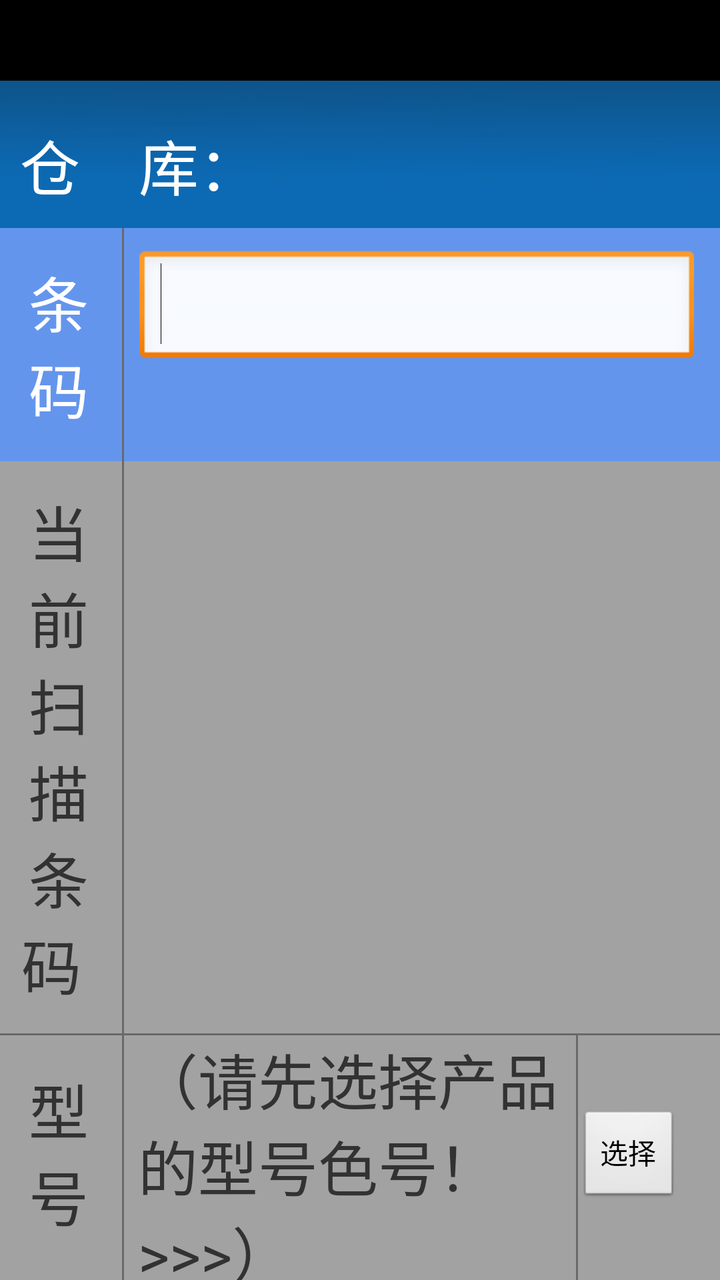
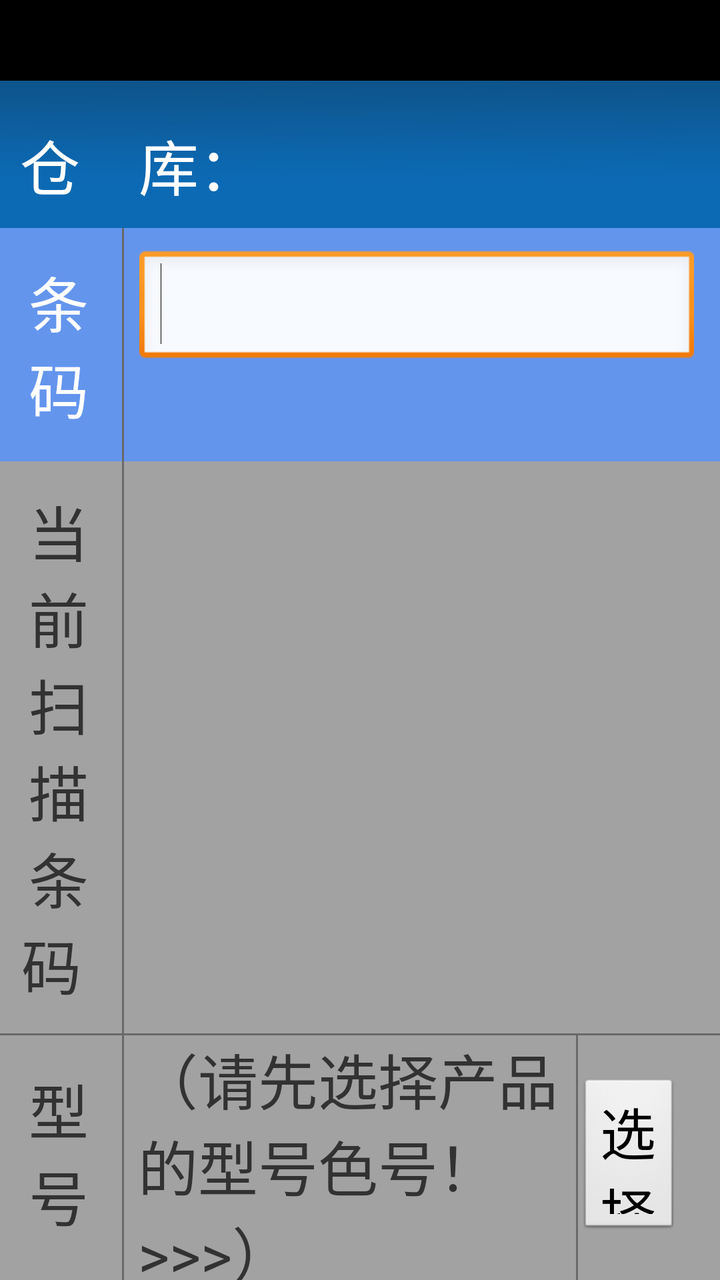

Before-and-after screenshots of an Android layout around one commit, followed by the original layout XML and the change that was made.
<!-- AndroidManifest.xml: application theme android:Theme.Light.NoTitleBar -->
<!-- res/layout/new_p_dv_mendlable_z.xml -->
<?xml version="1.0" encoding="utf-8"?>
<LinearLayout xmlns:android="http://schemas.android.com/apk/res/android"
    xmlns:tools="http://schemas.android.com/tools"
    android:layout_width="match_parent"
    android:layout_height="match_parent"
    android:orientation="vertical"
    tools:ignore="HardcodedText,dpUsage,InefficientWeight,UselessLeaf" >

    <TextView
        android:id="@+id/tv_title"
        android:layout_width="match_parent"
        android:layout_height="wrap_content"
        android:background="@color/black"
        android:gravity="left"
        android:paddingLeft="10dp"
        android:textColor="@color/white"
        android:textSize="30dp" />

    <LinearLayout
        android:layout_width="match_parent"
        android:layout_height="wrap_content"
        android:background="@drawable/titlebar_back"
        android:gravity="center_vertical"
        android:orientation="horizontal" >

        <RelativeLayout
            android:id="@+id/relayout_left"
            android:layout_width="0dp"
            android:layout_height="fill_parent"
            android:layout_weight="1"
            android:gravity="center_vertical"
            android:paddingBottom="10dp"
            android:paddingTop="10dp"
            android:visibility="gone" >

            <RelativeLayout
                android:id="@+id/relayout_source_billno"
                android:layout_width="match_parent"
                android:layout_height="wrap_content" >

                <TextView
                    android:id="@+id/tv_source_billno_str"
                    android:layout_width="wrap_content"
                    android:layout_height="wrap_content"
                    android:layout_centerVertical="true"
                    android:layout_marginLeft="10dp"
                    android:text="配货单："
                    android:textColor="@color/white"
                    android:textSize="30dp" />

                <TextView
                    android:id="@+id/tv_source_billno"
                    android:layout_width="wrap_content"
                    android:layout_height="wrap_content"
                    android:layout_centerVertical="true"
                    android:layout_toRightOf="@id/tv_source_billno_str"
                    android:text=""
                    android:textColor="@color/white"
                    android:textSize="30dp" />
            </RelativeLayout>

            <RelativeLayout
                android:id="@+id/relayout_billno"
                android:layout_width="match_parent"
                android:layout_height="wrap_content"
                android:layout_below="@id/relayout_source_billno"
                android:layout_marginTop="10dp" >

                <TextView
                    android:id="@+id/tv_billno_str"
                    android:layout_width="wrap_content"
                    android:layout_height="wrap_content"
                    android:layout_centerVertical="true"
                    android:layout_marginLeft="10dp"
                    android:text="发货单："
                    android:textColor="@color/white"
                    android:textSize="30dp" />

                <TextView
                    android:id="@+id/tv_billno"
                    android:layout_width="wrap_content"
                    android:layout_height="wrap_content"
                    android:layout_centerVertical="true"
                    android:layout_toRightOf="@id/tv_billno_str"
                    android:text=""
                    android:textColor="@color/white"
                    android:textSize="30dp" />
            </RelativeLayout>
        </RelativeLayout>

        <RelativeLayout
            android:id="@+id/relayout_right"
            android:layout_width="0dp"
            android:layout_height="fill_parent"
            android:layout_weight="1"
            android:gravity="center_vertical"
            android:paddingBottom="10dp"
            android:paddingTop="10dp" >

            <RelativeLayout
                android:id="@+id/relayout_company"
                android:layout_width="match_parent"
                android:layout_height="wrap_content"
                android:visibility="gone" >

                <TextView
                    android:id="@+id/tv_company_str"
                    android:layout_width="wrap_content"
                    android:layout_height="wrap_content"
                    android:layout_centerVertical="true"
                    android:layout_marginLeft="10dp"
                    android:text="代理商："
                    android:textColor="@color/white"
                    android:textSize="30dp" />

                <TextView
                    android:id="@+id/tv_company_name"
                    android:layout_width="wrap_content"
                    android:layout_height="wrap_content"
                    android:layout_centerVertical="true"
                    android:layout_toRightOf="@id/tv_company_str"
                    android:text=""
                    android:textColor="@color/white"
                    android:textSize="30dp" />
            </RelativeLayout>

            <RelativeLayout
                android:id="@+id/relayout_stock"
                android:layout_width="match_parent"
                android:layout_height="wrap_content"
                android:layout_below="@id/relayout_company"
                android:layout_marginTop="10dp" >

                <TextView
                    android:id="@+id/tv_stock_str"
                    android:layout_width="wrap_content"
                    android:layout_height="wrap_content"
                    android:layout_centerVertical="true"
                    android:layout_marginLeft="10dp"
                    android:text="仓    库："
                    android:textColor="@color/white"
                    android:textSize="30dp" />

                <TextView
                    android:id="@+id/tv_stock_name"
                    android:layout_width="wrap_content"
                    android:layout_height="wrap_content"
                    android:layout_centerVertical="true"
                    android:layout_toRightOf="@id/tv_stock_str"
                    android:text=""
                    android:textColor="@color/white"
                    android:textSize="30dp" />
            </RelativeLayout>
        </RelativeLayout>
    </LinearLayout>

    <LinearLayout
        android:layout_width="match_parent"
        android:layout_height="wrap_content"
        android:background="@color/cornflowerblue"
        android:orientation="horizontal" >

        <TextView
            android:layout_width="0dp"
            android:layout_height="wrap_content"
            android:layout_weight="0.5"
            android:gravity="center"
            android:paddingBottom="15dp"
            android:paddingTop="15dp"
            android:text="条\t\t码"
            android:textColor="@color/white"
            android:textSize="30dp" />

        <View
            android:layout_width="1dp"
            android:layout_height="fill_parent"
            android:layout_marginLeft="2dp"
            android:layout_marginRight="2dp"
            android:background="#696969" />

        <View
            android:layout_width="0dp"
            android:layout_height="fill_parent"
            android:layout_weight="0.05" />

        <EditText
            android:id="@+id/et_barcode"
            android:layout_width="0dp"
            android:layout_height="wrap_content"
            android:layout_weight="2.35"
            android:ems="18"
            android:focusable="true"
            android:focusableInTouchMode="true"
            android:gravity="center_vertical"
            android:inputType="text"
            android:textSize="30dp" >

            <requestFocus />
        </EditText>

        <View
            android:layout_width="1dp"
            android:layout_height="fill_parent" />

        <View
            android:layout_width="0dp"
            android:layout_height="fill_parent"
            android:layout_weight="0.1" />
    </LinearLayout>

    <LinearLayout
        android:layout_width="match_parent"
        android:layout_height="wrap_content"
        android:background="#A2A2A2"
        android:orientation="horizontal" >

        <LinearLayout
            android:layout_width="0dp"
            android:layout_height="wrap_content"
            android:layout_marginBottom="3dp"
            android:layout_marginTop="3dp"
            android:layout_weight="0.5"
            android:orientation="vertical" >

            <TextView
                android:layout_width="match_parent"
                android:layout_height="wrap_content"
                android:gravity="center"
                android:paddingBottom="10dp"
                android:paddingTop="10dp"
                android:text="当前扫描条码 "
                android:textSize="30dp" />
        </LinearLayout>

        <View
            android:layout_width="1dp"
            android:layout_height="match_parent"
            android:layout_marginLeft="2dp"
            android:layout_marginRight="2dp"
            android:background="#696969" />

        <LinearLayout
            android:layout_width="0dp"
            android:layout_height="wrap_content"
            android:layout_gravity="center_vertical"
            android:layout_weight="2.5"
            android:orientation="vertical" >

            <TextView
                android:id="@+id/tv_show_code"
                android:layout_width="match_parent"
                android:layout_height="wrap_content"
                android:paddingLeft="5dp"
                android:text=""
                android:textSize="30dp" />
        </LinearLayout>
    </LinearLayout>

    <View
        android:layout_width="match_parent"
        android:layout_height="1dp"
        android:background="#696969" />

    <LinearLayout
        android:layout_width="fill_parent"
        android:layout_height="wrap_content"
        android:background="#A2A2A2"
        android:gravity="center_vertical"
        android:orientation="horizontal" >

        <LinearLayout
            android:layout_width="0dp"
            android:layout_height="wrap_content"
            android:layout_weight="0.5"
            android:orientation="vertical"
            android:paddingBottom="15dp"
            android:paddingTop="15dp" >

            <TextView
                android:id="@+id/TextView06"
                android:layout_width="match_parent"
                android:layout_height="wrap_content"
                android:gravity="center"
                android:text="型号色号 "
                android:textSize="30dp" />

            <TextView
                android:layout_width="match_parent"
                android:layout_height="wrap_content"
                android:gravity="center"
                android:text="(产品ID) "
                android:textSize="28dp" />
        </LinearLayout>

        <View
            android:layout_width="1dp"
            android:layout_height="match_parent"
            android:layout_marginLeft="2dp"
            android:layout_marginRight="2dp"
            android:background="#696969" />

        <LinearLayout
            android:layout_width="0dp"
            android:layout_height="wrap_content"
            android:layout_weight="1.9"
            android:orientation="vertical" >

            <TextView
                android:id="@+id/tv_model_colors"
                android:layout_width="match_parent"
                android:layout_height="wrap_content"
                android:paddingLeft="5dp"
                android:text="（请先选择产品的型号色号！>>>）"
                android:textSize="30dp" />

            <TextView
                android:id="@+id/tv_goodsid"
                android:layout_width="match_parent"
                android:layout_height="wrap_content"
                android:paddingLeft="5dp"
                android:text=""
                android:textSize="28dp" />
        </LinearLayout>

        <View
            android:layout_width="1dp"
            android:layout_height="match_parent"
            android:background="#696969" />

        <LinearLayout
            android:layout_width="0dp"
            android:layout_height="wrap_content"
            android:layout_weight="0.6"
            android:gravity="center"
            android:orientation="horizontal" >

            <Button
                android:id="@+id/btn_select_goodsid"
                android:layout_width="fill_parent"
                android:layout_height="wrap_content"
                android:layout_marginRight="20dp"
                android:text="选择" />
        </LinearLayout>
    </LinearLayout>

    <LinearLayout
        android:layout_width="match_parent"
        android:layout_height="wrap_content"
        android:layout_weight="2.88"
        android:orientation="vertical" >

        <LinearLayout
            android:layout_width="match_parent"
            android:layout_height="80dp"
            android:gravity="center_vertical"
            android:orientation="horizontal" >

            <TextView
                android:id="@+id/TextView07"
                android:layout_width="0dp"
                android:layout_height="fill_parent"
                android:layout_weight="1"
                android:background="#D7D7D7"
                android:gravity="center"
                android:text="此型号累计"
                android:textSize="30dp" />

            <View
                android:layout_width="2dp"
                android:layout_height="fill_parent"
                android:background="#AEAEAE" />

            <TextView
                android:id="@+id/TextView09"
                android:layout_width="0dp"
                android:layout_height="fill_parent"
                android:layout_weight="1"
                android:background="#D7D7D7"
                android:gravity="center"
                android:text="合\t计"
                android:textSize="30dp" />
        </LinearLayout>

        <View
            android:layout_width="match_parent"
            android:layout_height="1dp"
            android:background="#AEAEAE" />

        <LinearLayout
            android:layout_width="match_parent"
            android:layout_height="fill_parent"
            android:gravity="center_vertical"
            android:orientation="horizontal" >

            <TextView
                android:id="@+id/tv_curqty"
                android:layout_width="0dp"
                android:layout_height="fill_parent"
                android:layout_weight="1"
                android:gravity="center"
                android:text="0"
                android:textColor="@color/darkgreen"
                android:textSize="60dp" />

            <View
                android:layout_width="2dp"
                android:layout_height="fill_parent"
                android:background="#AEAEAE" />

            <TextView
                android:id="@+id/tv_totalqty"
                android:layout_width="0dp"
                android:layout_height="fill_parent"
                android:layout_weight="1"
                android:gravity="center"
                android:text="0"
                android:textSize="60dp" />
        </LinearLayout>
    </LinearLayout>

    <LinearLayout
        android:id="@+id/LinearLayout01"
        android:layout_width="match_parent"
        android:layout_height="wrap_content"
        android:background="@drawable/titlebar_back"
        android:gravity="center"
        android:orientation="horizontal"
        android:paddingBottom="10dp"
        android:paddingTop="10dp" >

        <Button
            android:id="@+id/btn_list"
            android:layout_width="250dp"
            android:layout_height="80dp"
            android:text="明细"
            android:textSize="@dimen/show_title_size" />

        <Button
            android:id="@+id/btn_print"
            android:layout_width="250dp"
            android:layout_height="80dp"
            android:layout_marginLeft="30dp"
            android:text="打印"
            android:textSize="@dimen/show_title_size" />

        <Button
            android:id="@+id/btn_exit"
            android:layout_width="250dp"
            android:layout_height="80dp"
            android:layout_marginLeft="30dp"
            android:text="完成"
            android:textSize="@dimen/show_title_size" />
    </LinearLayout>

</LinearLayout>
<!-- resources referenced by this layout -->
<resources>
  <color name="black">#000000</color>
  <color name="cornflowerblue">#6495ED</color>
  <color name="darkgreen">#006400</color>
  <color name="white">#FFFFFF</color>
  <dimen name="show_title_size">30dp</dimen>
  <!-- drawable titlebar_back: png bitmap (drawable-hdpi, 3336 bytes) -->
</resources>

<!-- the commit's change to res/layout/new_p_dv_mendlable_z.xml (unified diff, before → after) -->
@@ -193,6 +193,7 @@
             android:focusableInTouchMode="true"
             android:gravity="center_vertical"
             android:inputType="text"
+            android:imeOptions="actionSend"
             android:textSize="30dp" >
 
             <requestFocus />
@@ -243,7 +244,7 @@
             android:layout_width="0dp"
             android:layout_height="wrap_content"
             android:layout_gravity="center_vertical"
-            android:layout_weight="2.5"
+            android:layout_weight="1.9"
             android:orientation="vertical" >
 
             <TextView
@@ -254,6 +255,27 @@
                 android:text=""
                 android:textSize="30dp" />
         </LinearLayout>
+
+
+        <LinearLayout
+            android:id="@+id/linear_batch_num"
+            android:layout_width="0dp"
+            android:layout_height="wrap_content"
+            android:layout_weight="0.6"
+            android:gravity="center"
+
+            android:orientation="horizontal" >
+
+            <Button
+                android:id="@+id/btn_batch_num"
+                android:layout_width="fill_parent"
+                android:layout_height="80dp"
+                android:layout_marginRight="20dp"
+                android:text="添加批号"
+                android:visibility="gone"
+                android:textSize="28dp" />
+        </LinearLayout>
+
     </LinearLayout>
 
     <View
@@ -284,12 +306,36 @@
                 android:text="型号色号 "
                 android:textSize="30dp" />
 
-            <TextView
-                android:layout_width="match_parent"
-                android:layout_height="wrap_content"
-                android:gravity="center"
-                android:text="(产品ID) "
-                android:textSize="28dp" />
+
+
+
+
+
+
+
+            <LinearLayout
+                android:layout_width="wrap_content"
+                android:layout_height="wrap_content"
+                android:orientation="horizontal"
+                android:gravity="center"
+                android:layout_gravity="center">
+                <TextView
+                    android:layout_width="match_parent"
+                    android:layout_height="wrap_content"
+                    android:gravity="center"
+                    android:text="(产品ID)"
+                    android:textSize="28dp" />
+                <TextView
+                    android:id="@+id/tv_instock_batch"
+                    android:layout_width="wrap_content"
+                    android:layout_height="wrap_content"
+                    android:text="批号"
+                    android:textSize="26dp"
+                    android:visibility="gone"
+                    android:layout_marginLeft="10dp"></TextView>
+            </LinearLayout>
+
+
         </LinearLayout>
 
         <View
@@ -313,13 +359,36 @@
                 android:text="（请先选择产品的型号色号！>>>）"
                 android:textSize="30dp" />
 
-            <TextView
-                android:id="@+id/tv_goodsid"
-                android:layout_width="match_parent"
-                android:layout_height="wrap_content"
-                android:paddingLeft="5dp"
-                android:text=""
-                android:textSize="28dp" />
+
+
+
+
+
+
+
+            <LinearLayout
+                android:layout_width="wrap_content"
+                android:layout_height="wrap_content"
+                android:orientation="horizontal"
+                android:gravity="center"
+                android:paddingLeft="10dp"
+                >
+                <TextView
+                    android:id="@+id/tv_goodsid"
+                    android:layout_width="match_parent"
+                    android:layout_height="wrap_content"
+                    android:text=""
+                    android:textSize="28dp" />
+
+                <TextView
+                    android:id="@+id/tv_text_batch"
+                    android:layout_width="wrap_content"
+                    android:layout_height="wrap_content"
+                    android:text=""
+                    android:textSize="26dp"
+                    android:visibility="gone"
+                    android:layout_marginLeft="30dp"></TextView>
+            </LinearLayout>
         </LinearLayout>
 
         <View
@@ -337,8 +406,9 @@
             <Button
                 android:id="@+id/btn_select_goodsid"
                 android:layout_width="fill_parent"
-                android:layout_height="wrap_content"
+                android:layout_height="80dp"
                 android:layout_marginRight="20dp"
+                android:textSize="28dp"
                 android:text="选择" />
         </LinearLayout>
     </LinearLayout>
